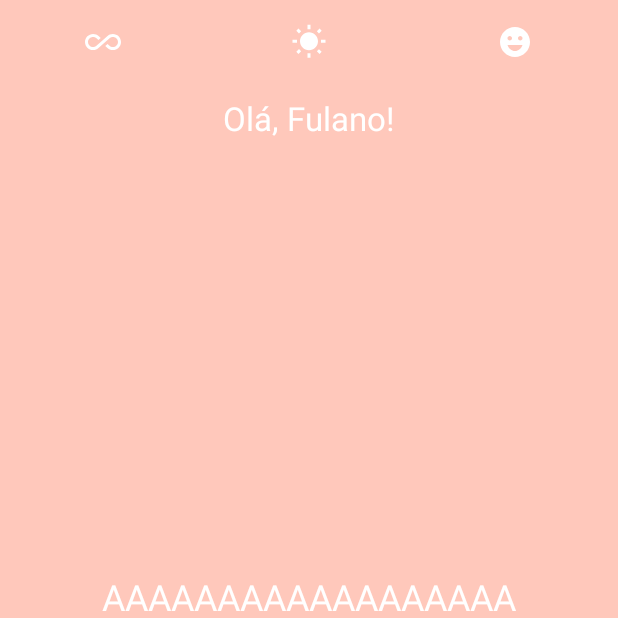
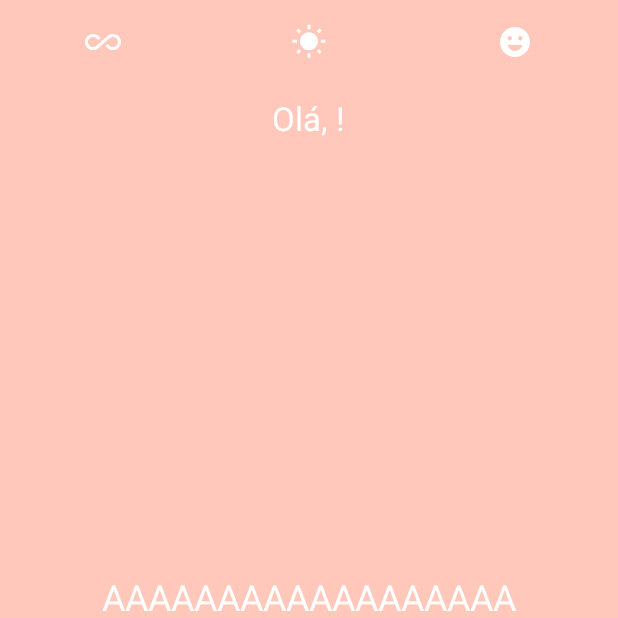
Before and after one commit to LuisFilipeLobo/MotiChat, an Android app: the UserActivity screen opened directly, with no data from a screen before it, on a phone screen of 412 x 824 dp, the top half of it. Run offline under Robolectric (Android 15) with nearby library versions, the phone set to English and light mode, and no system bars.

```diff
--- a/app/src/main/java/com/motichat/SecurityPreferences.kt
+++ b/app/src/main/java/com/motichat/SecurityPreferences.kt
@@ -16,11 +16,10 @@ class SecurityPreferences(context: Context) {
     }
 
     /**
-     * Esta função retorna o nome do usuário a partir de sua respectiva chave
+     * Esta função retorna o nome do usuário a partir de sua respectiva chave.
+     * Caso não haja correspondência, retorna uma string vazia.
      */
     fun getString(key: String): String {
-        val username = security.getString(key, "").orEmpty()
-
-        return "Olá, $username"
+        return security.getString(key, "").orEmpty()
     }
 }
--- a/app/src/main/java/com/motichat/UserActivity.kt
+++ b/app/src/main/java/com/motichat/UserActivity.kt
@@ -17,6 +17,9 @@ class UserActivity : AppCompatActivity(), View.OnClickListener {
         // Esconder a action bar
         supportActionBar?.hide()
 
+        // Exibir nome do usuário
+        handleUsername()
+
         setContentView(binding.root)
     }
 
@@ -25,4 +28,13 @@ class UserActivity : AppCompatActivity(), View.OnClickListener {
             TODO("TODO")
         }
     }
+
+    /**
+     * Esta função vai exibir o nome de usuário informado
+     */
+    private fun handleUsername() {
+        val username = SecurityPreferences(this).getString("USER_NAME")
+
+        binding.textWelcome.text = "Olá, $username!"
+    }
 }
```
